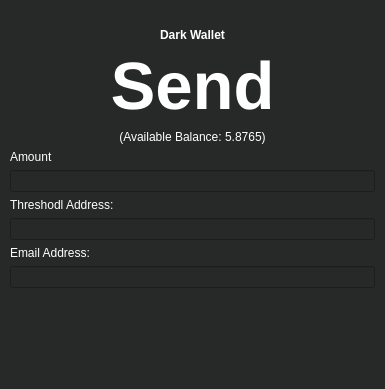
Qt form ThresHoDLApp/darksendview.ui (isaidnocookies/Threshodl-Wallet) before a commit; both pictures show x 0 to 385 and y 0 to 389 of the 385 by 687 pixel window.
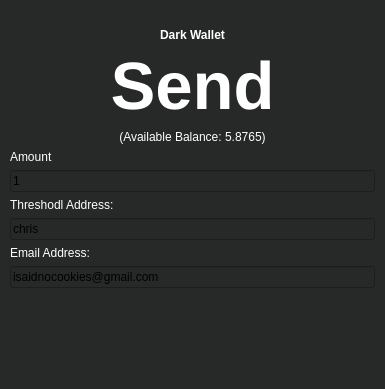
The same form after that commit. Icons and pictures are not drawn.

```diff
--- a/ThresHoDLApp/darksendview.ui
+++ b/ThresHoDLApp/darksendview.ui
@@ -127,7 +127,7 @@
      <item>
       <widget class="QLineEdit" name="amountLineEdit">
        <property name="text">
-        <string/>
+        <string>1</string>
        </property>
       </widget>
      </item>
@@ -144,7 +144,7 @@
      <item>
       <widget class="QLineEdit" name="addressLineEdit">
        <property name="text">
-        <string/>
+        <string>chris</string>
        </property>
       </widget>
      </item>
@@ -161,7 +161,7 @@
      <item>
       <widget class="QLineEdit" name="emailAddressLineEdit">
        <property name="text">
-        <string/>
+        <string>isaidnocookies@gmail.com</string>
        </property>
       </widget>
      </item>
```
